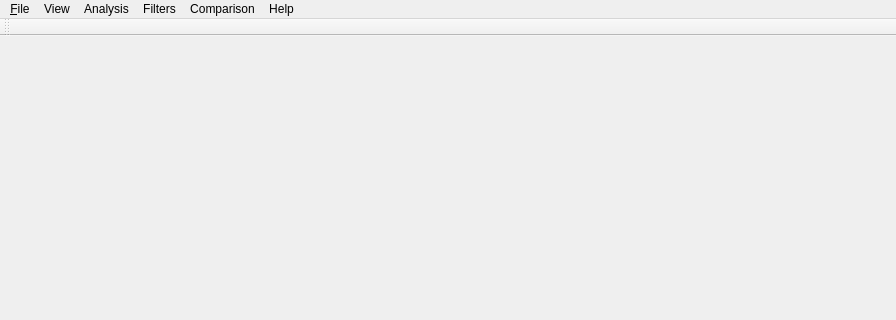
First picture: the form in mainwindow.ui, repository WhisperingWindLinux/ImageDiff, before the edit; both pictures show x 0 to 896 and y 0 to 320 of the 896 by 652 pixel window.
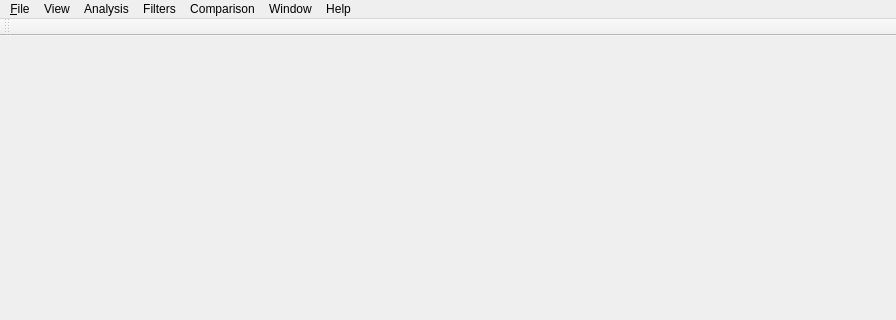
Second picture: the form after the edit.

Commit message: Added windows alignment

```diff
--- a/mainwindow.ui
+++ b/mainwindow.ui
@@ -78,11 +78,19 @@
     <addaction name="actionZoomOut"/>
     <addaction name="separator"/>
    </widget>
+   <widget class="QMenu" name="menuWindow">
+    <property name="title">
+     <string>Window</string>
+    </property>
+    <addaction name="actionPlaceColorPickerOnRight"/>
+    <addaction name="actionPlaceColorPickerOnLeft"/>
+   </widget>
    <addaction name="menuFile"/>
    <addaction name="menuView"/>
    <addaction name="menuImageAnalysis"/>
    <addaction name="menuTransftomers"/>
    <addaction name="menuComparators"/>
+   <addaction name="menuWindow"/>
    <addaction name="menuHelp"/>
   </widget>
   <widget class="QStatusBar" name="statusbar"/>
```
Left out of the diff: 16 changed lines with no effect on the pictures. The commit also changes 4 other files.
